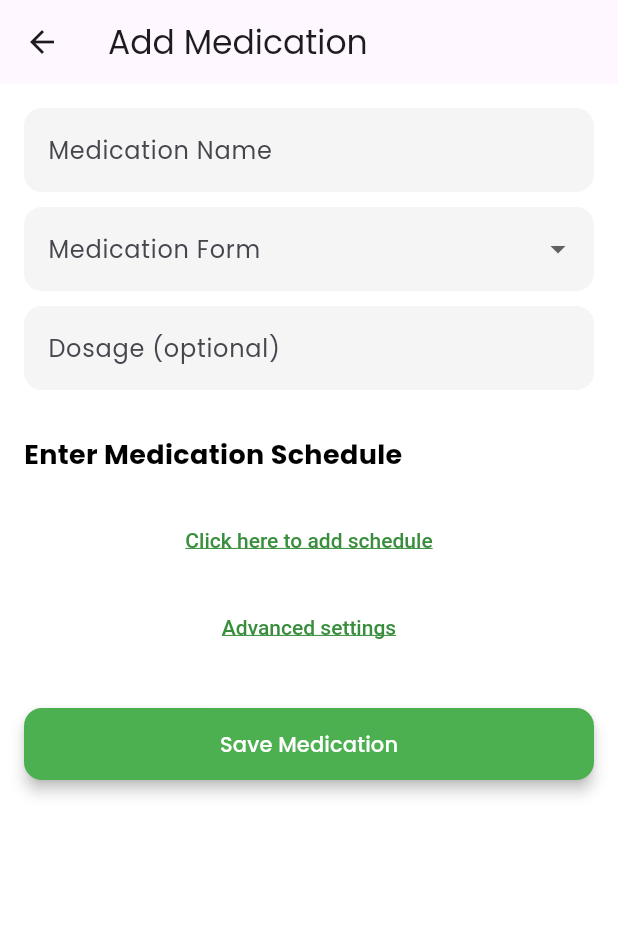
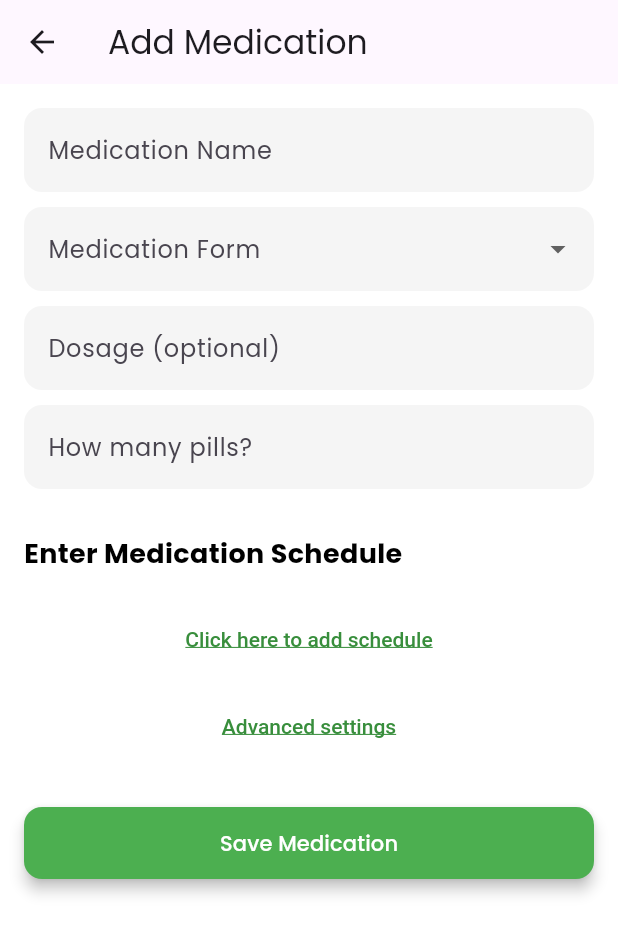
Before and after one commit to codebyvalentine/DrugTracker, a Flutter app: the AddScreen screen opened directly, on a phone screen of 412 x 824 dp. Shown: the top 934 px of the screen. Run offline on Flutter 3.47's test engine with Material 3 defaults, Android fonts, the phone set to English and light mode, and no system bars; our stand-ins replace cloud_firestore, firebase_auth, firebase_core, flutter_dotenv, google_fonts; accounts and stored records are empty.

Commit message:
-- add screen redesigned

```diff
--- a/lib/screens/add_screen.dart
+++ b/lib/screens/add_screen.dart
@@ -153,13 +153,13 @@ class _AddScreenState extends State<AddScreen> {
           'form': medicationForm ?? 'Pill',
         });
       }
-        pillsController.clear();
       frequencyInterval = null;
       frequencyTimeController.clear();
       showAddScheduleFields = false;
     });
   }
 }
+
 
   void _editSchedule(int index) {
     setState(() {
@@ -245,12 +245,22 @@ class _AddScreenState extends State<AddScreen> {
                 }).toList(),
               ),
               const SizedBox(height: 10.0),
+            // Move the "How many pills?" field below the dosage field
 TextFormField(
   controller: dosageController,
   decoration: const InputDecoration(
     labelText: 'Dosage (optional)',
     hintText: 'e.g. 10 mg',
   ),
+),
+const SizedBox(height: 10.0),
+TextFormField(
+  controller: pillsController,
+  keyboardType: TextInputType.number,
+  decoration: InputDecoration(
+    labelText: pillsLabel,
+  ),
+  validator: MedicationValidator.validatePills,
 ),
 const SizedBox(height: 30.0),
 const Text(
@@ -298,15 +308,6 @@ class _AddScreenState extends State<AddScreen> {
   child: const Text('Click here to add schedule'),
 ),
 if (showAddScheduleFields) ...[
-                TextFormField(
-                  controller: pillsController,
-                  keyboardType: TextInputType.number,
-                  decoration: InputDecoration(
-                    labelText: pillsLabel,
-                  ),
-                  validator: MedicationValidator.validatePills,
-                ),
-                const SizedBox(height: 10.0),
   Row(
     children: [
       Expanded(
```
Lines whose indentation alone changed are shown as unchanged.
